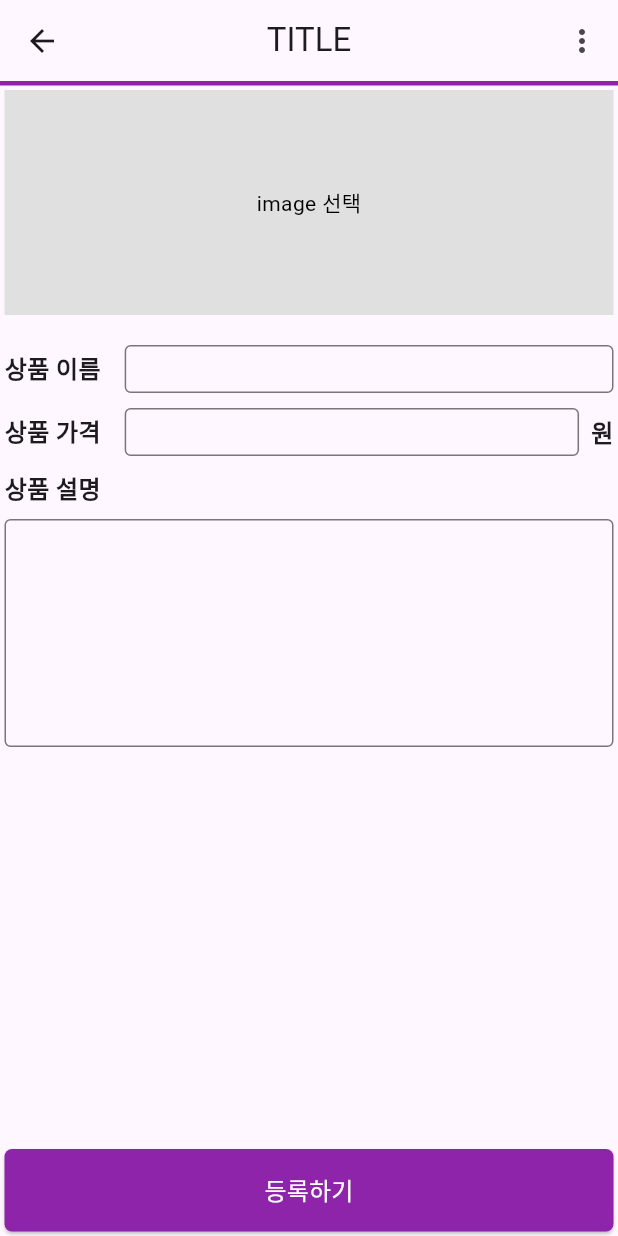
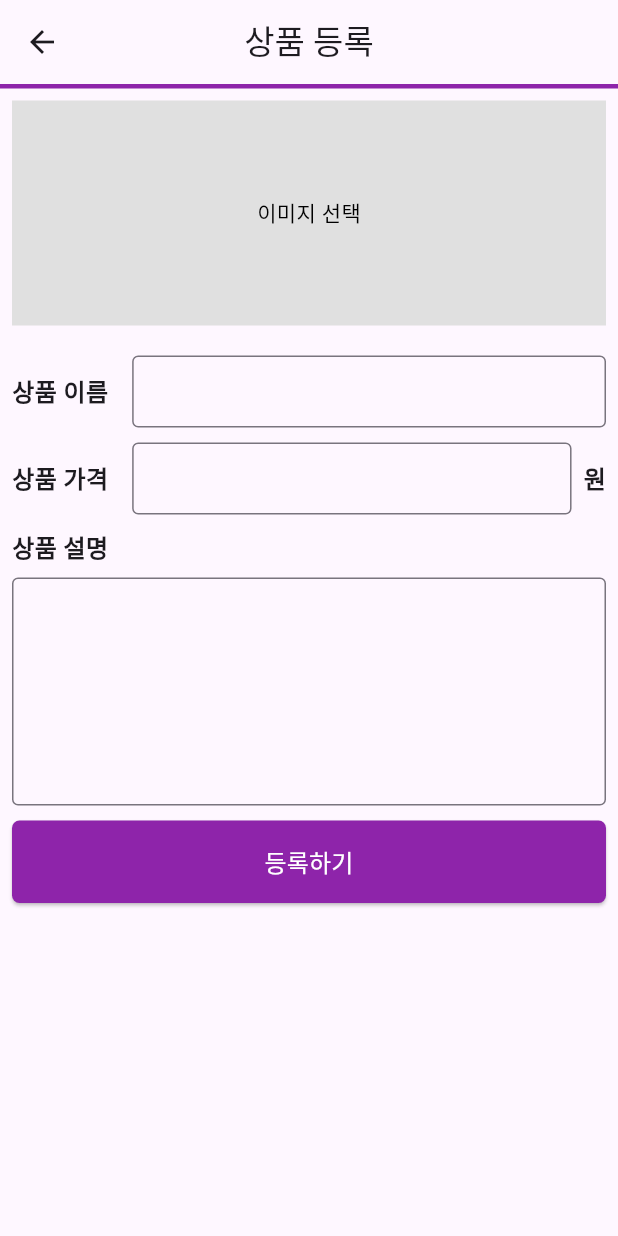
Before and after one commit to seongil-pak/flutter_shopping_mall_app, a Flutter app: the screen it shows after launch, after a tap on "상품 등록하기", on a phone screen of 412 x 824 dp. Run offline on Flutter 3.47's test engine with Material 3 defaults, Android fonts, the light colour scheme and no system bars; network calls fail.

Commit message:
Product registration

```diff
--- a/lib/homepage/home_page.dart
+++ b/lib/homepage/home_page.dart
@@ -1,6 +1,5 @@
 import 'dart:io';
 import 'package:flutter/material.dart';
-import 'package:flutter_shopping_mall_app/explanation_page/explanation_page.dart';
 import 'package:flutter_shopping_mall_app/list_page/list_page.dart';
 import 'package:flutter_shopping_mall_app/registration_page/registration_page.dart';
 
@@ -13,6 +12,7 @@ class HomePage extends StatelessWidget {
         child: Column(
           mainAxisAlignment: MainAxisAlignment.center,
           children: [
+            // 상품 목록 보기 버튼
             SizedBox(
               width: 300,
               height: 80,
@@ -20,13 +20,13 @@ class HomePage extends StatelessWidget {
                 onPressed: () {
                   Navigator.push(
                     context,
-                    MaterialPageRoute(builder: (context) {
-                      return ListPage();
-                    }),
+                    MaterialPageRoute(
+                      builder: (context) => ListPage(products: globalProducts),
+                    ),
                   );
                 },
                 child: Text(
-                  '삼품목록 보기',
+                  '상품목록 보기',
                   style: TextStyle(
                     color: Colors.black,
                     fontSize: 18,
@@ -34,13 +34,15 @@ class HomePage extends StatelessWidget {
                   ),
                 ),
                 style: ElevatedButton.styleFrom(
-                    shape: RoundedRectangleBorder(
-                        borderRadius: BorderRadius.circular(10))),
+                  shape: RoundedRectangleBorder(
+                    borderRadius: BorderRadius.circular(10),
+                  ),
+                ),
               ),
             ),
-            SizedBox(
-              height: 30,
-            ),
+            SizedBox(height: 30),
+
+            // 상품 등록하기 버튼
             SizedBox(
               width: 300,
               height: 80,
@@ -48,9 +50,9 @@ class HomePage extends StatelessWidget {
                 onPressed: () {
                   Navigator.push(
                     context,
-                    MaterialPageRoute(builder: (context) {
-                      return RegistrationPage();
-                    }),
+                    MaterialPageRoute(
+                      builder: (context) => RegistrationPage(),
+                    ),
                   );
                 },
                 child: Text(
@@ -62,13 +64,15 @@ class HomePage extends StatelessWidget {
                   ),
                 ),
                 style: ElevatedButton.styleFrom(
-                    shape: RoundedRectangleBorder(
-                        borderRadius: BorderRadius.circular(10))),
+                  shape: RoundedRectangleBorder(
+                    borderRadius: BorderRadius.circular(10),
+                  ),
+                ),
               ),
             ),
-            SizedBox(
-              height: 30,
-            ),
+            SizedBox(height: 30),
+
+            // 앱 종료 버튼
             SizedBox(
               width: 300,
               height: 80,
@@ -85,8 +89,10 @@ class HomePage extends StatelessWidget {
                   ),
                 ),
                 style: ElevatedButton.styleFrom(
-                    shape: RoundedRectangleBorder(
-                        borderRadius: BorderRadius.circular(10))),
+                  shape: RoundedRectangleBorder(
+                    borderRadius: BorderRadius.circular(10),
+                  ),
+                ),
               ),
             ),
           ],
--- a/lib/main.dart
+++ b/lib/main.dart
@@ -1,5 +1,8 @@
 import 'package:flutter/material.dart';
 import 'package:flutter_shopping_mall_app/homepage/home_page.dart';
+
+// 전역 변수 선언 (globalProducts)
+List<Map<String, dynamic>> globalProducts = [];
 
 void main() {
   runApp(const MyApp());
@@ -11,7 +14,11 @@ class MyApp extends StatelessWidget {
   @override
   Widget build(BuildContext context) {
     return MaterialApp(
-      home: HomePage(),
+      debugShowCheckedModeBanner: false, // 디버깅 배너 제거
+      theme: ThemeData(
+        primarySwatch: Colors.purple, // 앱 테마 색상
+      ),
+      home: HomePage(), // HomePage 위젯 연결
     );
   }
 }
--- a/lib/registration_page/registration_page.dart
+++ b/lib/registration_page/registration_page.dart
@@ -1,7 +1,9 @@
+import 'dart:typed_data';
 import 'package:flutter/material.dart';
-import 'package:image_picker/image_picker.dart';
-import 'package:intl/intl.dart'; // 숫자 포맷팅을 위한 패키지
-import 'dart:io';
+import 'package:http/http.dart' as http;
+
+// 전역 변수 선언
+List<Map<String, dynamic>> globalProducts = [];
 
 class RegistrationPage extends StatefulWidget {
   @override
@@ -9,16 +11,10 @@ class RegistrationPage extends StatefulWidget {
 }
 
 class _RegistrationPageState extends State<RegistrationPage> {
-  File? _selectedImage; // 선택된 이미지 파일 저장
-  final TextEditingController _priceController =
-      TextEditingController(); // 상품 가격 컨트롤러
-  final TextEditingController _nameController =
-      TextEditingController(); // 상품 이름 컨트롤러
-  final TextEditingController _descriptionController =
-      TextEditingController(); // 상품 설명 컨트롤러
-  final NumberFormat _numberFormat = NumberFormat("#,###"); // 천 단위 포맷
-
-  final List<Map<String, dynamic>> _products = []; // 저장된 상품 목록
+  Uint8List? _selectedImageData;
+  final TextEditingController _priceController = TextEditingController();
+  final TextEditingController _nameController = TextEditingController();
+  final TextEditingController _descriptionController = TextEditingController();
 
   @override
   void dispose() {
@@ -28,51 +24,48 @@ class _RegistrationPageState extends State<RegistrationPage> {
     super.dispose();
   }
 
-  // 이미지 선택 함수
+  // 이미지 다운로드 함수
   Future<void> _pickImage() async {
-    final ImagePicker picker = ImagePicker();
-
+    final String imageUrl =
+        'https://picsum.photos/200/300?random=${DateTime.now().millisecondsSinceEpoch}';
     try {
-      // 갤러리에서 이미지 선택
-      final XFile? pickedImage =
-          await picker.pickImage(source: ImageSource.gallery);
-
-      if (pickedImage != null) {
+      final response = await http.get(Uri.parse(imageUrl));
+      if (response.statusCode == 200) {
         setState(() {
-          _selectedImage = File(pickedImage.path); // 선택된 이미지 저장
+          _selectedImageData = response.bodyBytes;
         });
+      } else {
+        print("이미지 다운로드 실패: ${response.statusCode}");
       }
     } catch (e) {
-      // 에러 처리
-      print("이미지 선택 중 에러 발생: $e");
+      print("이미지 다운로드 에러: $e");
     }
   }
 
-  // 가격 입력값 포맷팅
-  void _formatPrice(String value) {
-    String newValue = value.replaceAll(',', ''); // 기존 쉼표 제거
-    if (newValue.isEmpty) {
-      _priceController.value = TextEditingValue(
-        text: '',
-        selection: TextSelection.collapsed(offset: 0),
+  // 등록 완료 팝업 표시
+  void _showSuccessDialog() {
+    showDialog(
+      context: context,
+      builder: (context) {
+        return AlertDialog(
+          title: Text('등록 완료'),
+          content: Text('상품이 성공적으로 등록되었습니다!'),
+          actions: [
+            TextButton(
+              onPressed: () {
+                Navigator.pop(context); // 팝업 닫기
+                Navigator.pop(context); // HomePage로 이동
+              },
+              child: Text('확인'),
+            ),
+          ],
         );
-      return;
-    }
-
-    // 숫자로 변환 후 포맷팅
-    int number = int.tryParse(newValue) ?? 0;
-    String formattedValue = _numberFormat.format(number);
-
-    // 포맷팅된 값으로 컨트롤러 갱신
-    _priceController.value = TextEditingValue(
-      text: formattedValue,
-      selection: TextSelection.collapsed(offset: formattedValue.length),
+      },
     );
   }
 
-  // 등록하기 버튼 로직
+  // 상품 저장 및 처리
   void _saveProduct() {
-    // 모든 필드가 입력되었는지 확인
     if (_nameController.text.isEmpty ||
         _priceController.text.isEmpty ||
         _descriptionController.text.isEmpty) {
@@ -82,94 +75,70 @@ class _RegistrationPageState extends State<RegistrationPage> {
       return;
     }
 
-    // 데이터를 Map으로 저장
-    final Map<String, dynamic> productData = {
+    // 상품 데이터 생성
+    final Map<String, dynamic> newProduct = {
       'name': _nameController.text,
-      'price': _priceController.text.replaceAll(',', ''), // 쉼표 제거된 가격
+      'price': int.tryParse(_priceController.text.replaceAll(',', '')) ?? 0,
       'description': _descriptionController.text,
-      'image': _selectedImage,
+      'image': _selectedImageData ?? Uint8List(0), // 기본값 설정
     };
 
-    setState(() {
-      _products.add(productData); // 상품 데이터를 리스트에 추가
-    });
+    // 전역 리스트에 저장
+    globalProducts.add(newProduct);
+    print('Global products: $globalProducts'); // 디버깅용 출력
 
-    // 확인용 콘솔 출력
-    print('저장된 상품 목록:');
-    _products.forEach((product) {
-      print(product);
-    });
-
-    // 입력 필드 초기화
-    _nameController.clear();
-    _priceController.clear();
-    _descriptionController.clear();
-    setState(() {
-      _selectedImage = null; // 이미지 초기화
-    });
-
-    ScaffoldMessenger.of(context).showSnackBar(
-      SnackBar(content: Text('상품이 등록되었습니다!')),
-    );
+    // 등록 완료 팝업 표시
+    _showSuccessDialog();
   }
 
   @override
   Widget build(BuildContext context) {
     return Scaffold(
       appBar: AppBar(
-        title: Text('TITLE'),
+        title: Text('상품 등록'),
         centerTitle: true,
-        actions: [
-          IconButton(
-            icon: Icon(Icons.more_vert),
-            onPressed: () {
-              // 더보기 버튼 로직
-            },
-          ),
-        ],
         bottom: PreferredSize(
-          preferredSize: Size.fromHeight(1.0), // 밑줄의 높이
+          preferredSize: Size.fromHeight(3.0),
           child: Container(
-            color: Colors.purple[600], // 밑줄 색상
-            height: 3.0, // 밑줄 두께
+            color: Colors.purple[600],
+            height: 3.0,
           ),
         ),
       ),
-      body: Padding(
-        padding: const EdgeInsets.all(3),
-        child: Column(crossAxisAlignment: CrossAxisAlignment.start, children: [
-          // 이미지 선택 버튼 및 미리보기
+      body: SingleChildScrollView(
+        padding: const EdgeInsets.all(8.0),
+        child: Column(
+          crossAxisAlignment: CrossAxisAlignment.start,
+          children: [
+            // 이미지 선택 버튼
             GestureDetector(
               onTap: _pickImage,
               child: Container(
                 height: 150,
                 width: double.infinity,
                 color: Colors.grey[300],
-              child: _selectedImage == null
+                child: _selectedImageData == null
                     ? Center(
                         child: Text(
-                        'image 선택',
+                          '이미지 선택',
                           style: TextStyle(color: Colors.black),
                         ),
                       )
-                  : Image.file(
-                      _selectedImage!,
+                    : Image.memory(
+                        _selectedImageData!,
                         fit: BoxFit.cover,
                       ),
               ),
             ),
             SizedBox(height: 20),
 
-          // 상품 이름과 상품 가격
-          Column(
-            crossAxisAlignment: CrossAxisAlignment.start,
-            children: [
-              // 상품 이름
+            // 상품 이름 입력
             Row(
               children: [
-                  Text('상품 이름',
-                      style:
-                          TextStyle(fontSize: 16, fontWeight: FontWeight.bold)),
+                Text(
+                  '상품 이름',
+                  style: TextStyle(fontSize: 16, fontWeight: FontWeight.bold),
+                ),
                 SizedBox(width: 16),
                 Expanded(
                   child: TextField(
@@ -177,8 +146,7 @@ class _RegistrationPageState extends State<RegistrationPage> {
                     decoration: InputDecoration(
                       border: OutlineInputBorder(),
                       contentPadding:
-                            EdgeInsets.symmetric(vertical: 4, horizontal: 8),
-                        isDense: true,
+                          EdgeInsets.symmetric(vertical: 8, horizontal: 12),
                     ),
                   ),
                 ),
@@ -186,30 +154,23 @@ class _RegistrationPageState extends State<RegistrationPage> {
             ),
             SizedBox(height: 10),
 
-              // 상품 가격
+            // 상품 가격 입력
             Row(
               children: [
-                  Text('상품 가격',
-                      style: TextStyle(
-                        fontSize: 16,
-                        fontWeight: FontWeight.bold,
-                      )),
+                Text(
+                  '상품 가격',
+                  style: TextStyle(fontSize: 16, fontWeight: FontWeight.bold),
+                ),
                 SizedBox(width: 16),
                 Expanded(
                   child: TextField(
                     controller: _priceController,
                     decoration: InputDecoration(
-                        border: OutlineInputBorder(
-                            borderSide: BorderSide(
-                          color: Colors.purple,
-                          width: 3.0,
-                        )),
+                      border: OutlineInputBorder(),
                       contentPadding:
-                            EdgeInsets.symmetric(vertical: 4, horizontal: 12),
-                        isDense: true,
+                          EdgeInsets.symmetric(vertical: 8, horizontal: 12),
                     ),
                     keyboardType: TextInputType.number,
-                      onChanged: _formatPrice, // 입력값 변경 시 포맷팅 적용
                   ),
                 ),
                 SizedBox(width: 8),
@@ -218,13 +179,13 @@ class _RegistrationPageState extends State<RegistrationPage> {
                         TextStyle(fontSize: 16, fontWeight: FontWeight.bold)),
               ],
             ),
-            ],
-          ),
             SizedBox(height: 10),
 
-          // 상품 설명
-          Text('상품 설명',
-              style: TextStyle(fontSize: 16, fontWeight: FontWeight.bold)),
+            // 상품 설명 입력
+            Text(
+              '상품 설명',
+              style: TextStyle(fontSize: 16, fontWeight: FontWeight.bold),
+            ),
             SizedBox(height: 8),
             TextField(
               controller: _descriptionController,
@@ -233,37 +194,30 @@ class _RegistrationPageState extends State<RegistrationPage> {
               ),
               maxLines: 5,
             ),
-          Spacer(),
+            SizedBox(height: 10),
 
             // 등록 버튼
             SizedBox(
-            width: double.infinity, // 부모 위젯인 SizedBox가 너비를 무한대로 확장
+              width: double.infinity,
               child: ElevatedButton(
-              onPressed: _saveProduct, // Map으로 저장하는 로직 호출
+                onPressed: _saveProduct,
                 child: Text(
                   '등록하기',
-                style:
-                    TextStyle(fontSize: 16, color: Colors.white), // 텍스트 크기와 색상
+                  style: TextStyle(fontSize: 16, color: Colors.white),
                 ),
                 style: ElevatedButton.styleFrom(
                   backgroundColor: Colors.purple[600],
-                // 버튼 배경색
-                minimumSize: Size(double.infinity, 48), // 최소 크기
+                  minimumSize: Size(double.infinity, 48),
                   padding: EdgeInsets.symmetric(vertical: 16),
                   shape: RoundedRectangleBorder(
-                  borderRadius: BorderRadius.circular(5), // 버튼 높이 조정
+                    borderRadius: BorderRadius.circular(5),
                   ),
                 ),
               ),
             ),
-        ]),
+          ],
+        ),
       ),
     );
   }
 }
-
-void main() {
-  runApp(MaterialApp(
-    home: RegistrationPage(),
-  ));
-}
```
Also changed, not shown: lib/explanation_page/explanation_page.dart (+45 -15 lines), lib/list_page/list_page.dart (+93 -159 lines), pubspec.yaml (+3 -5 lines), pubspec.lock. Lines whose indentation alone changed are shown as unchanged.
